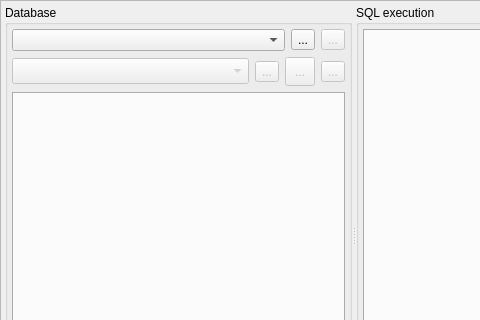
Before: the Qt Designer form libpgmodeler_ui/ui/sqltoolwidget.ui in pgmodeler/pgmodeler, drawn with Qt 5; both pictures show x 0 to 480 and y 0 to 320 of the 707 by 469 pixel window.
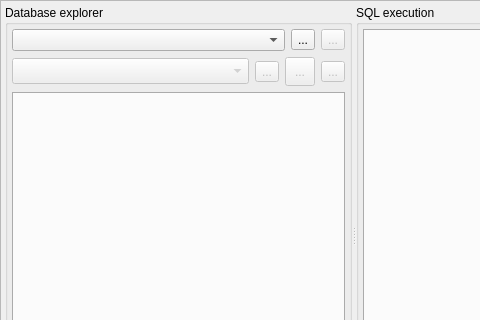
After: the same form once the commit is applied. Icons and pictures are not drawn.

The edit to the form file:
```diff
--- a/libpgmodeler_ui/ui/sqltoolwidget.ui
+++ b/libpgmodeler_ui/ui/sqltoolwidget.ui
@@ -74,8 +74,14 @@
          <bool>false</bool>
         </property>
         <widget class="QGroupBox" name="database_gb">
+         <property name="minimumSize">
+          <size>
+           <width>325</width>
+           <height>0</height>
+          </size>
+         </property>
          <property name="title">
-          <string>Database</string>
+          <string>Database explorer</string>
          </property>
          <layout class="QVBoxLayout" name="verticalLayout">
           <property name="leftMargin">
```
Left out of the diff: 2 changed lines with no effect on the pictures.
